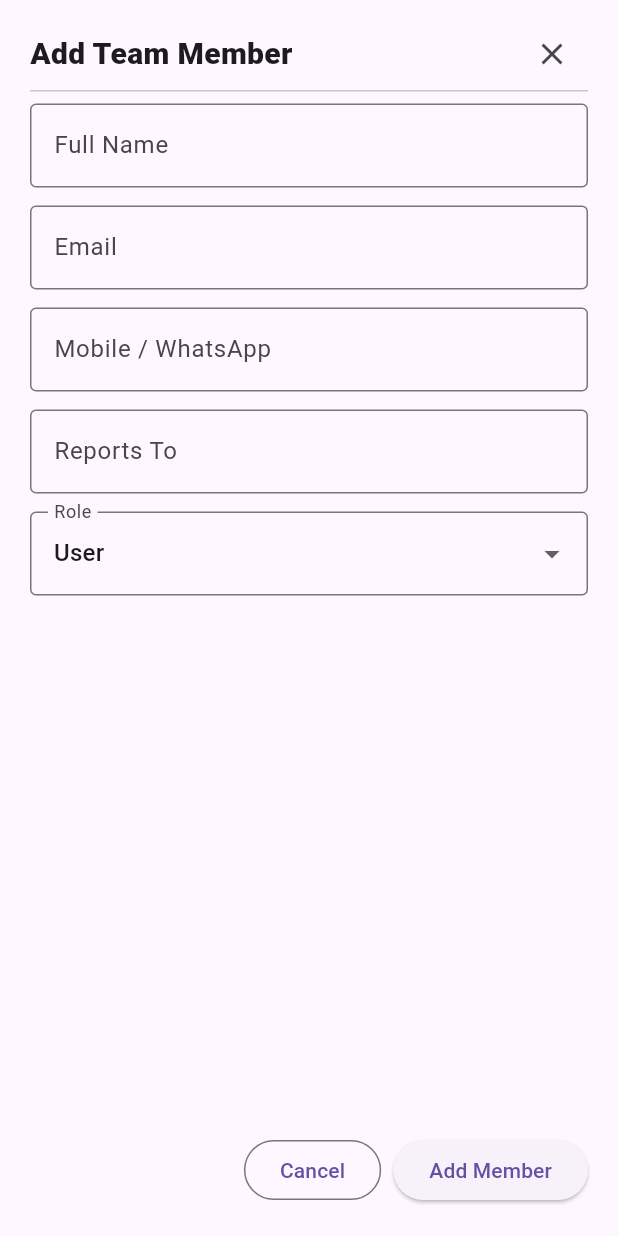
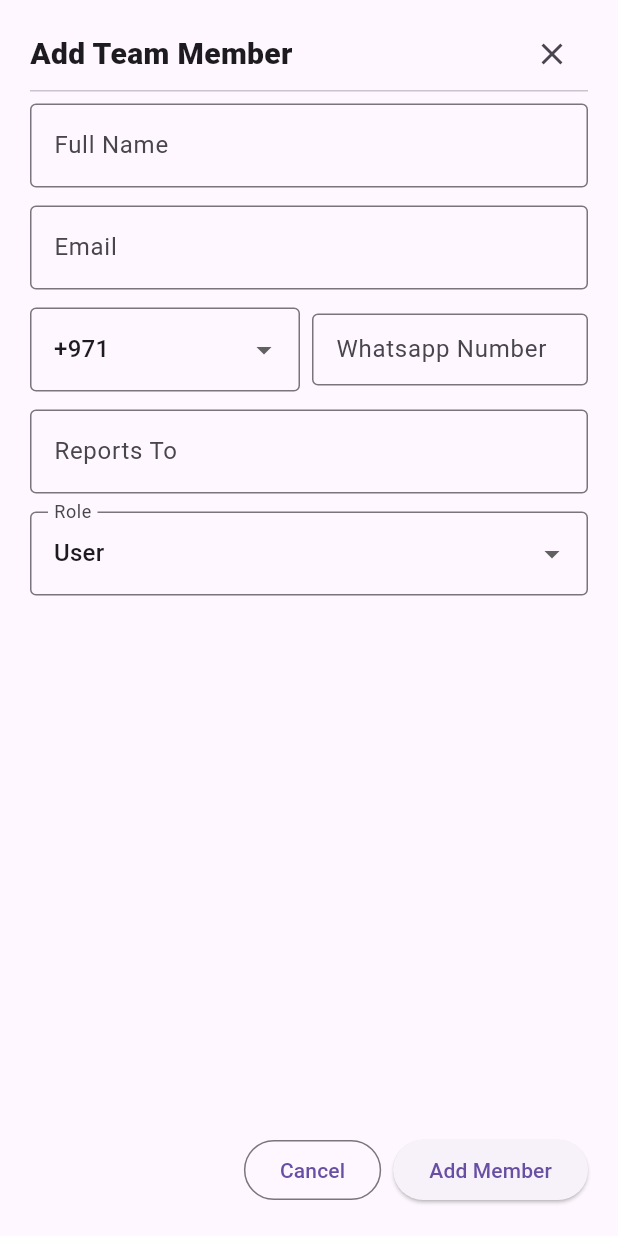
Before and after one commit to owaispatel75/sahibot_crm_web, a Flutter app: the AddTeamMemberDrawer widget shown alone on an empty page, opened directly with empty values, on a phone screen of 412 x 824 dp. Run offline on Flutter 3.47's test engine with Material 3 defaults, Android fonts, the phone set to English and light mode, and no system bars; our stand-ins replace go_router; accounts and stored records are empty.

Commit message:
First Change

```diff
--- a/lib/screens/TeamsAllMembersScreen_front.dart
+++ b/lib/screens/TeamsAllMembersScreen_front.dart
@@ -2,7 +2,6 @@ import 'package:flutter/material.dart';
 import 'package:sahibot_crm_web/widgets/sidebar.dart';
 import 'package:sahibot_crm_web/widgets/team_Sidebar.dart';
 import 'package:sahibot_crm_web/widgets/topbar.dart';
-
 
 ///--------------------------------------------------------------------------
 ///  SCREEN: All Members (frontend only; uses FakeApiService below)
@@ -119,7 +118,8 @@ class _TeamsAllMemberScreenFState extends State<TeamsAllMembersScreenF> {
                           _HeaderBar(
                             onAdd: () => _openAddEditDrawer(),
                             onSearch: (v) => setState(() => _search = v),
-                            onRoleFilter: (v) => setState(() => _roleFilter = v),
+                            onRoleFilter:
+                                (v) => setState(() => _roleFilter = v),
                             onStatusFilter:
                                 (v) => setState(() => _statusFilter = v),
                             totalCount: members.length,
@@ -134,10 +134,11 @@ class _TeamsAllMemberScreenFState extends State<TeamsAllMembersScreenF> {
                                     () => _selected = _selected == m ? null : m,
                                   ),
                               onStatusChanged: (updated) async {
-                                final ok = await FakeApiService.updateUserStatus(
-                                  updated.id,
-                                  updated.isActive,
-                                );
+                                final ok =
+                                    await FakeApiService.updateUserStatus(
+                                      updated.id,
+                                      updated.isActive,
+                                    );
                                 if (!mounted) return;
                                 if (!ok) {
                                   ScaffoldMessenger.of(context).showSnackBar(
@@ -464,6 +465,8 @@ class _AddTeamMemberDrawerState extends State<AddTeamMemberDrawer> {
   String _role = 'User';
   bool _saving = false;
 
+  String countryCode = '+971';
+
   @override
   void initState() {
     super.initState();
@@ -560,10 +563,52 @@ class _AddTeamMemberDrawerState extends State<AddTeamMemberDrawer> {
                                   : null,
                     ),
                     const SizedBox(height: 12),
-                    _tf(
-                      _mobileCtl,
-                      'Mobile / WhatsApp',
-                      keyboardType: TextInputType.phone,
+                    // _tf(
+                    //   _mobileCtl,
+                    //   'Mobile / WhatsApp',
+                    //   keyboardType: TextInputType.phone,
+                    // ),
+                    Row(
+                      children: [
+                        SizedBox(
+                          width: 180,
+                          child: Column(
+                            crossAxisAlignment: CrossAxisAlignment.start,
+                            children: [
+                              DropdownButtonFormField<String>(
+                                hint: Text("Country Code"),
+                                decoration: InputDecoration(
+                                  border: OutlineInputBorder(
+                                    borderSide: BorderSide(color: Colors.black),
+                                  ),
+                                ),
+                                value: countryCode,
+                                items: const [
+                                  DropdownMenuItem(
+                                    value: '+91',
+                                    child: Text('+91'),
+                                  ),
+                                  DropdownMenuItem(
+                                    value: '+971',
+                                    child: Text('+971'),
+                                  ),
+                                ],
+                                onChanged:
+                                    (val) => setState(
+                                      () => countryCode = val ?? '+91',
+                                    ),
+                              ),
+                            ],
+                          ),
+                        ),
+                        const SizedBox(width: 8),
+                        Expanded(
+                          child: _buildTextField(
+                            'Whatsapp Number',
+                            dense: true,
+                          ),
+                        ),
+                      ],
                     ),
                     const SizedBox(height: 12),
                     _tf(_reportsToCtl, 'Reports To'),
@@ -610,6 +655,16 @@ class _AddTeamMemberDrawerState extends State<AddTeamMemberDrawer> {
             ],
           ),
         ],
+      ),
+    );
+  }
+
+  Widget _buildTextField(String hint, {bool dense = false}) {
+    return TextFormField(
+      decoration: InputDecoration(
+        labelText: hint,
+        isDense: dense,
+        border: const OutlineInputBorder(),
       ),
     );
   }
--- a/lib/screens/customize_screen.dart
+++ b/lib/screens/customize_screen.dart
@@ -34,6 +34,7 @@
 // }
 
 import 'package:flutter/material.dart';
+import 'package:sahibot_crm_web/widgets/billing_sidebar.dart';
 import 'package:sahibot_crm_web/widgets/team_Sidebar.dart';
 import '../../widgets/topbar.dart';
 import '../../widgets/sidebar.dart';
@@ -147,7 +148,8 @@ class _CustomizeScreenState extends State<CustomizeScreen> {
           Row(
             children: [
               const Sidebar(),
-              const TeamSidebar(),
+              // const TeamSidebar(),
+              const BillingSidebar(),
               Expanded(
                 child: Padding(
                   padding: const EdgeInsets.only(top: 64),
```
Also changed, not shown: lib/screens/billing_screen.dart (+9 -2 lines), lib/screens/teams_useraccess_single.dart (+182 -155 lines), pubspec.lock, 7 other files.
